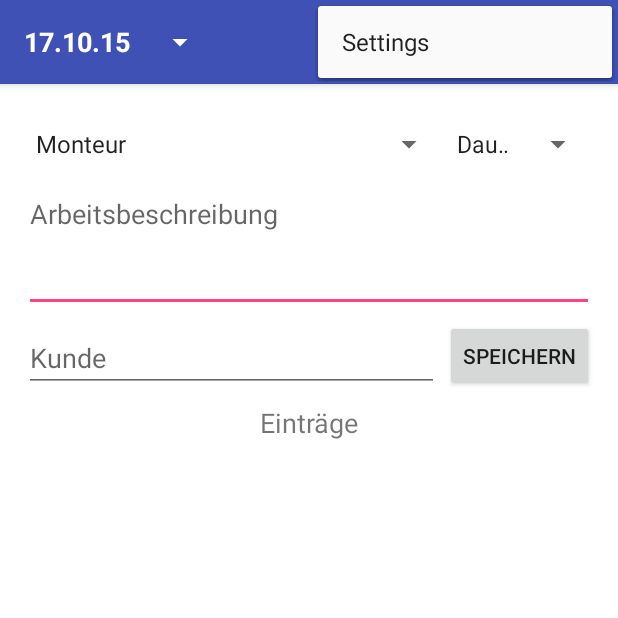
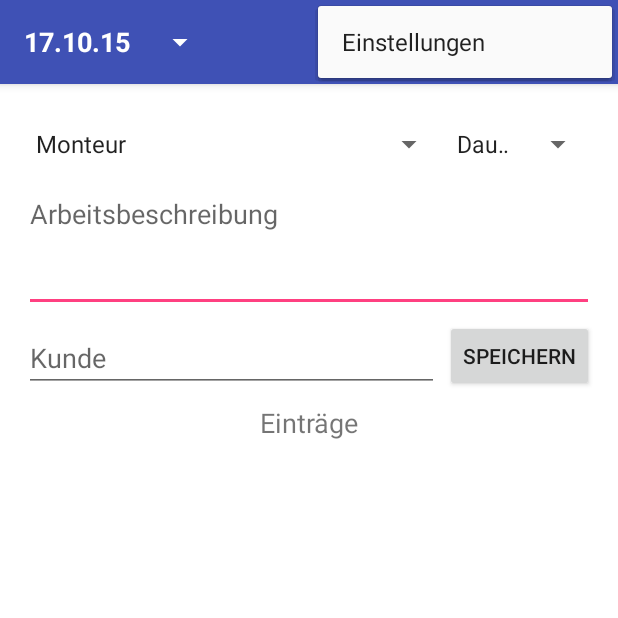
Before and after one commit to JohnAZoidberg/WochenBericht, an Android app: the screen it shows after launch (MainActivity), with the options menu open, on a phone screen of 412 x 824 dp, the top half of it. Run offline under Robolectric (Android 15) with nearby library versions, the phone set to English and light mode, and no system bars.

Commit message:
New Branding : AzubiLog

```diff
--- a/app/src/main/AndroidManifest.xml
+++ b/app/src/main/AndroidManifest.xml
@@ -4,7 +4,7 @@
 
     <application
         android:allowBackup="true"
-        android:icon="@mipmap/ic_launcher"
+        android:icon="@drawable/azubilog_small_simpleblue_eckig"
         android:label="@string/app_name"
         android:supportsRtl="true"
         android:theme="@style/AppTheme" >
--- a/app/src/main/java/de/struckmeierfliesen/ds/wochenbericht/MainActivity.java
+++ b/app/src/main/java/de/struckmeierfliesen/ds/wochenbericht/MainActivity.java
@@ -395,8 +395,6 @@ public class MainActivity extends AppCompatActivity implements EntryListAdapter.
     public void stopEditing() {
         clientEdit.setText("");
         workEdit.setText("");
-        durationSpinner.setSelection(0);
-        installerSpinner.setSelection(0);
         editingId = -1;
     }
 
--- a/app/src/main/res/values/strings.xml
+++ b/app/src/main/res/values/strings.xml
@@ -1,9 +1,9 @@
 <resources>
-    <string name="app_name">WochenBericht</string>
-    <string name="action_settings">Settings</string>
+    <string name="app_name">AzubiLog</string>
+    <string name="action_settings">Einstellungen</string>
     <string name="add">Hinzufügen</string>
     <string name="cancel">Abbrechen</string>
-    <string name="add_installer">Monteur hinzufügen</string>
+    <string name="add_installer">Geselle hinzufügen</string>
     <string name="date">Datum</string>
     <string name="client">Kunde</string>
     <string name="work_description">Arbeitsbeschreibung</string>
```
Also changed, not shown: app/src/main/res/drawable/azubilog_small_simpleblue_eckig.png (added).
